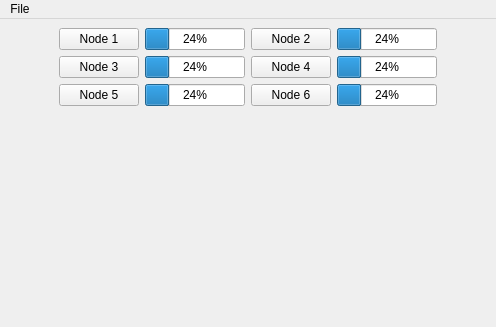
economou/gpunit, file Code/exp_design/ui_clusterview.ui: the form before one commit.
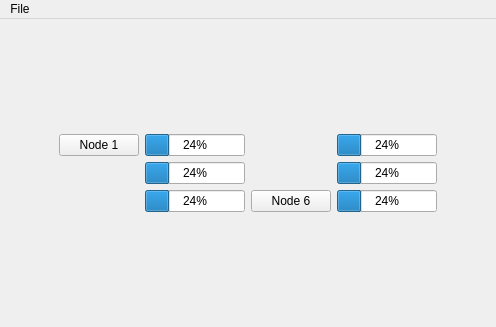
The form after the commit. Custom widgets are drawn as their Qt base class.

Commit message: Added more controls to the manager UI to add/remove modules and initial conditions.

Diff of the .ui file:
```diff
--- a/Code/exp_design/ui_clusterview.ui
+++ b/Code/exp_design/ui_clusterview.ui
@@ -30,41 +30,6 @@
         </property>
        </widget>
       </item>
-      <item row="0" column="2">
-       <widget class="QPushButton" name="pushButton_4">
-        <property name="text">
-         <string>Node 2</string>
-        </property>
-       </widget>
-      </item>
-      <item row="1" column="0">
-       <widget class="QPushButton" name="pushButton_3">
-        <property name="text">
-         <string>Node 3</string>
-        </property>
-       </widget>
-      </item>
-      <item row="1" column="2">
-       <widget class="QPushButton" name="pushButton_5">
-        <property name="text">
-         <string>Node 4</string>
-        </property>
-       </widget>
-      </item>
-      <item row="2" column="0">
-       <widget class="QPushButton" name="pushButton_2">
-        <property name="text">
-         <string>Node 5</string>
-        </property>
-       </widget>
-      </item>
-      <item row="2" column="2">
-       <widget class="QPushButton" name="pushButton_6">
-        <property name="text">
-         <string>Node 6</string>
-        </property>
-       </widget>
-      </item>
       <item row="0" column="1">
        <widget class="QProgressBar" name="progressBar">
         <property name="value">
@@ -107,8 +72,18 @@
         </property>
        </widget>
       </item>
-      <item row="3" column="0">
-       <widget class="Node" name="widget" native="true"/>
+      <item row="2" column="2">
+       <widget class="QPushButton" name="pushButton_6">
+        <property name="text">
+         <string>Node 6</string>
+        </property>
+       </widget>
+      </item>
+      <item row="1" column="0">
+       <widget class="Node" name="widget_2" native="true"/>
+      </item>
+      <item row="2" column="0">
+       <widget class="Node" name="Node1" native="true"/>
       </item>
      </layout>
     </item>
```
Left out of the diff: 2 changed lines with no effect on the pictures. The commit also changes 5 other files.
